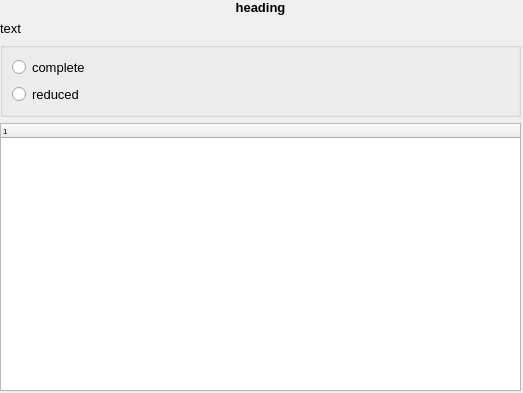
Qt form gsoc/bug-reporting-tool/pardus-apport/src/gui/widgets/reportWidget.ui (pars-linux/uludag) before a commit.
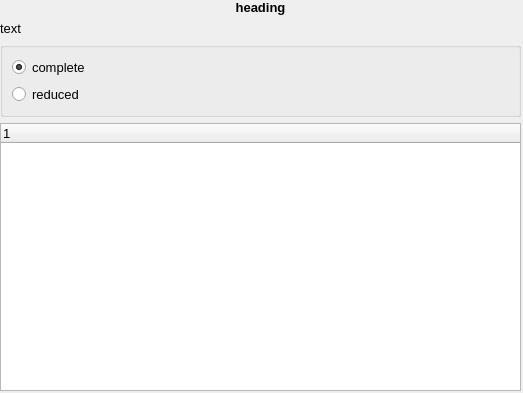
The same form after that commit.

Commit message: bug-reporting-tool: updating README & fixing papport

Diff of the .ui file:
```diff
--- a/gsoc/bug-reporting-tool/pardus-apport/src/gui/widgets/reportWidget.ui
+++ b/gsoc/bug-reporting-tool/pardus-apport/src/gui/widgets/reportWidget.ui
@@ -133,6 +133,9 @@
            <property name="text">
             <string>complete</string>
            </property>
+           <property name="checked">
+            <bool>true</bool>
+           </property>
           </widget>
          </item>
         </layout>
@@ -140,6 +143,11 @@
       </item>
       <item>
        <widget class="QTreeWidget" name="details">
+        <property name="font">
+         <font>
+          <pointsize>10</pointsize>
+         </font>
+        </property>
         <column>
          <property name="text">
           <string notr="true">1</string>
```
The commit also changes 2 other files.
